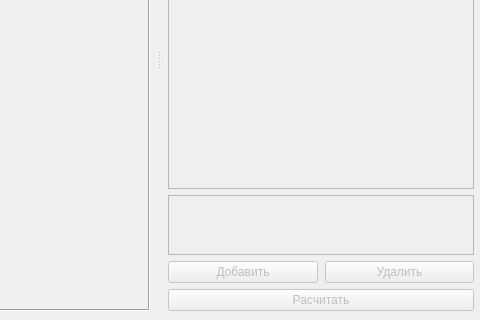
Old version of the form window/main_window/main_window.ui in the repository m3xan/Calc_gross_error; both pictures show x 359 to 839 and y 222 to 542 of the 839 by 542 pixel window.
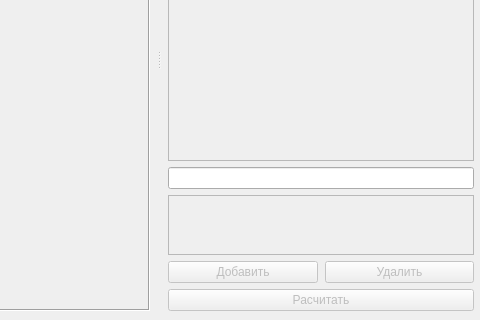
New version of the form. Icons and pictures are not drawn.

```diff
--- a/window/main_window/main_window.ui
+++ b/window/main_window/main_window.ui
@@ -180,6 +180,13 @@
        </property>
       </widget>
      </item>
+     <item>
+      <widget class="QLineEdit" name="line_edit_metod">
+       <property name="readOnly">
+        <bool>true</bool>
+       </property>
+      </widget>
+     </item>
      <item>
       <widget class="QListWidget" name="list_widget_answer">
        <property name="enabled">
```
